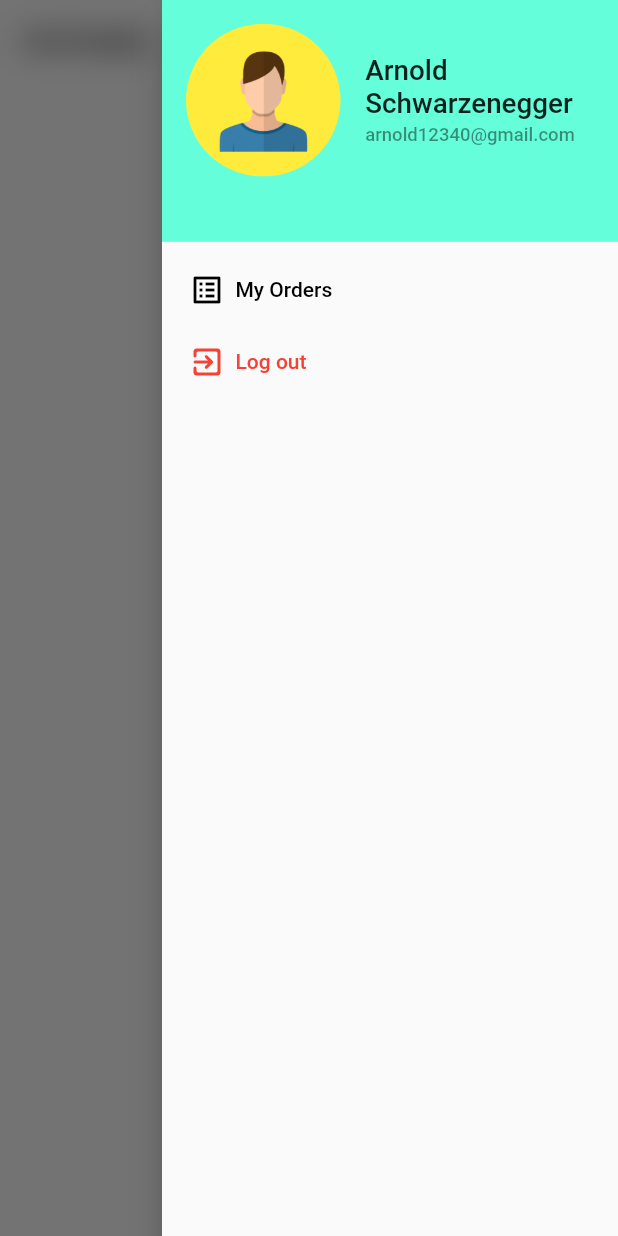
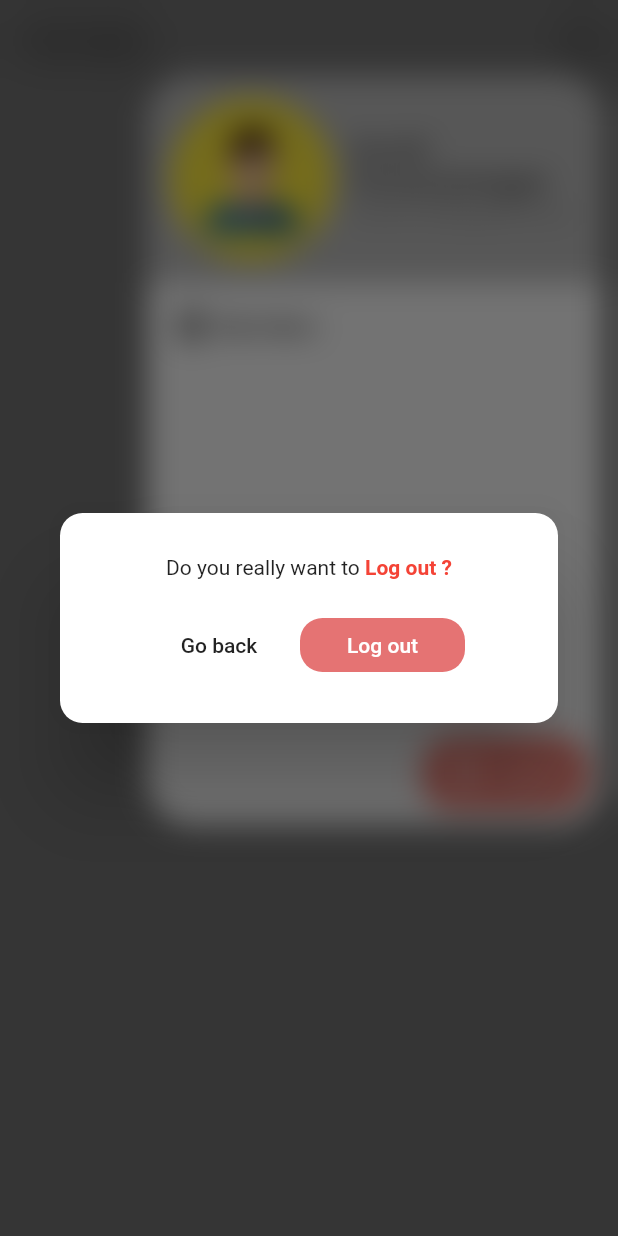
Before and after one commit to SupreetRonad/puthon1, a Flutter app: the screen it shows once a user with an empty profile is signed in, in the side drawer, after a tap on "Log out", on a phone screen of 412 x 824 dp. Run offline on Flutter 3.47's test engine with Material 2 defaults, Android fonts, the phone set to English and light mode, and no system bars; our stand-ins replace cloud_firestore, date_time_picker, firebase_auth, firebase_core, firebase_messaging, flutter_spinkit and 1 more; accounts and stored records are empty.

Commit message:
Home Screen Drawer and Log out Confirmation

```diff
--- a/puthon/lib/Screens/homeScreen.dart
+++ b/puthon/lib/Screens/homeScreen.dart
@@ -3,10 +3,7 @@ import 'dart:ui';
 import 'package:firebase_auth/firebase_auth.dart';
 import 'package:flutter/material.dart';
 
-var name = "Arnold Schwarzenegger",
-    email = "arnold12340@gmail.com",
-    dob,
-    phone;
+var name = "Arnold Schwarzenegger", email = "arnold12340@gmail.com", dob, phone;
 
 class HomeScreen extends StatelessWidget {
   @override
@@ -18,31 +15,38 @@ class HomeScreen extends StatelessWidget {
             sigmaX: 10.0,
             sigmaY: 10.0,
           ),
+          child: Padding(
+            padding: const EdgeInsets.fromLTRB(0, 50, 10, 0),
+            child: Column(
+              children: [
+                Container(
+                  height: 500,
+                  child: ClipRRect(
+                    borderRadius: BorderRadius.circular(30),
                     child: Drawer(
                       elevation: 10,
-              child: Column(children: [
-                Container(
-                  child: DrawerHeader(
                       child: Column(
                         children: [
-                        Row(
+                          Container(
+                            color: Colors.grey[400],
+                            padding: EdgeInsets.fromLTRB(0, 15, 0, 15),
+                            child: Row(
                               children: [
+                                SizedBox(width: 15),
                                 Container(
-                              width: MediaQuery.of(context).size.width * .25,
+                                  width: 110,
                                   child: Container(
                                     decoration: BoxDecoration(
                                         color: Colors.yellow,
-                                    borderRadius: BorderRadius.circular(
-                                        MediaQuery.of(context).size.width *
-                                            .25)),
+                                        borderRadius:
+                                            BorderRadius.circular(100)),
                                     child: Image.asset(
                                       "assets/male2.png",
                                       fit: BoxFit.cover,
                                     ),
                                   ),
                                 ),
-                            SizedBox(
-                                width: MediaQuery.of(context).size.width * .04),
+                                SizedBox(width: 10),
                                 Column(
                                   //mainAxisAlignment: MainAxisAlignment.start,
                                   crossAxisAlignment: CrossAxisAlignment.start,
@@ -53,9 +57,7 @@ class HomeScreen extends StatelessWidget {
                                       child: Text(
                                         name,
                                         style: TextStyle(
-                                      fontSize:
-                                          MediaQuery.of(context).size.width *
-                                              .045,
+                                          fontSize: 18,
                                         ),
                                       ),
                                     ),
@@ -66,32 +68,24 @@ class HomeScreen extends StatelessWidget {
                                       email,
                                       overflow: TextOverflow.ellipsis,
                                       style: TextStyle(
-                                      fontSize:
-                                          MediaQuery.of(context).size.width *
-                                              .03,
-                                      color: Colors.black45),
+                                          fontSize: 13, color: Colors.black45),
                                     )
                                   ],
                                 ),
                               ],
                             ),
-                      ],
-                    ),
-                    decoration: BoxDecoration(
-                      color: Colors.tealAccent,
-                    ),
-                  ),
                           ),
                           Container(
-                  padding: EdgeInsets.fromLTRB(10, 0, 0, 5),
+                            padding: EdgeInsets.fromLTRB(0, 5, 0, 5),
                             child: Column(
                               children: [
                                 TextButton(
-                        onPressed: () {
-
-                        },
+                                  onPressed: () {},
                                   child: Row(
                                     children: [
+                                      SizedBox(
+                                        width: 10,
+                                      ),
                                       Icon(
                                         Icons.list_alt,
                                         color: Colors.black,
@@ -102,34 +96,62 @@ class HomeScreen extends StatelessWidget {
                                           color: Colors.black,
                                         ),
                                       ),
-
                                     ],
                                   ),
                                 ),
-                      TextButton(
+                                SizedBox(
+                                  height: 250,
+                                ),
+                                Row(
+                                  children: [
+                                    Spacer(),
+                                    Container(
+                                      width: 110,
+                                      decoration: BoxDecoration(
+                                          color: Colors.red.withOpacity(.7),
+                                          borderRadius:
+                                              BorderRadius.circular(20)),
+                                      child: ClipRRect(
+                                        borderRadius: BorderRadius.circular(15),
+                                        child: TextButton(
                                           onPressed: () {
-                          FirebaseAuth.instance.signOut();
+                                            _confirm(context);
                                           },
                                           child: Row(
+                                            mainAxisAlignment:
+                                                MainAxisAlignment.center,
+                                            crossAxisAlignment:
+                                                CrossAxisAlignment.center,
                                             children: [
                                               Icon(
                                                 Icons.exit_to_app_rounded,
-                              color: Colors.red,
+                                                color: Colors.white,
                                               ),
                                               Text(
                                                 "  Log out",
                                                 style: TextStyle(
-                                color: Colors.red,
-                              ),
-                            ),
-
-                          ],
+                                                  color: Colors.white,
                                                 ),
                                               ),
                                             ],
                                           ),
+                                        ),
+                                      ),
+                                    ),
+                                    SizedBox(width: 10),
+                                  ],
+                                ),
+                              ],
+                            ),
                           )
-              ])),
+                        ],
+                      ),
+                    ),
+                  ),
+                ),
+              ],
+            ),
+          ),
         ),
         appBar: AppBar(
           elevation: 0,
@@ -152,4 +174,87 @@ class HomeScreen extends StatelessWidget {
       ),
     );
   }
+
+  void _confirm(context) {
+    showDialog(
+        context: context,
+        builder: (BuildContext context) {
+          return BackdropFilter(
+            filter: ImageFilter.blur(
+              sigmaX: 10.0,
+              sigmaY: 10.0,
+            ),
+            child: Container(
+              child: Dialog(
+                shape: RoundedRectangleBorder(
+                  borderRadius: BorderRadius.circular(15.0),
+                ),
+                backgroundColor: Colors.white,
+                child: Padding(
+                  padding: const EdgeInsets.all(10.0),
+                  child: SizedBox(
+                    height: 120,
+                    width: 320,
+                    child: Column(
+                      mainAxisAlignment: MainAxisAlignment.center,
+                      children: <Widget>[
+                        Row(
+                          mainAxisAlignment: MainAxisAlignment.center,
+                          children: [
+                            Text("Do you really want to "),
+                            Text(
+                              "Log out ?",
+                              style: TextStyle(
+                                  color: Colors.red,
+                                  fontWeight: FontWeight.bold),
+                            )
+                          ],
+                        ),
+                        SizedBox(
+                          height: 20,
+                        ),
+                        Row(
+                          mainAxisAlignment: MainAxisAlignment.center,
+                          children: <Widget>[
+                            FlatButton(
+                              shape: RoundedRectangleBorder(
+                                borderRadius: BorderRadius.circular(30.0),
+                              ),
+                              onPressed: () {
+                                Navigator.of(context).pop();
+                              },
+                              child: Text("Go back"),
+                            ),
+                            SizedBox(
+                              width: 10,
+                            ),
+                            Container(
+                              width: 110,
+                              child: FlatButton(
+                                  shape: RoundedRectangleBorder(
+                                    borderRadius: BorderRadius.circular(15.0),
+                                  ),
+                                  color: Colors.red[300],
+                                  onPressed: () {
+                                    FirebaseAuth.instance.signOut();
+                                    Navigator.of(context).pop();
+                                  },
+                                  child: Text(
+                                    "Log out",
+                                    style: TextStyle(
+                                      color: Colors.white,
+                                    ),
+                                  )),
+                            )
+                          ],
+                        )
+                      ],
+                    ),
+                  ),
+                ),
+              ),
+            ),
+          );
+        });
   }
+}
```
Lines whose indentation alone changed are shown as unchanged.
